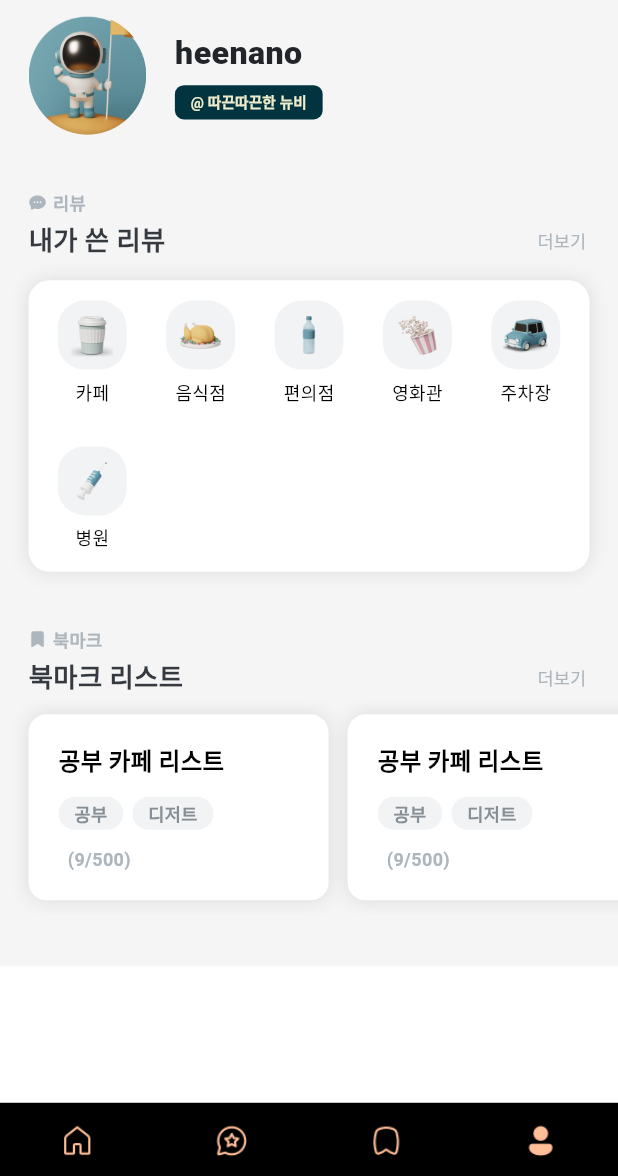
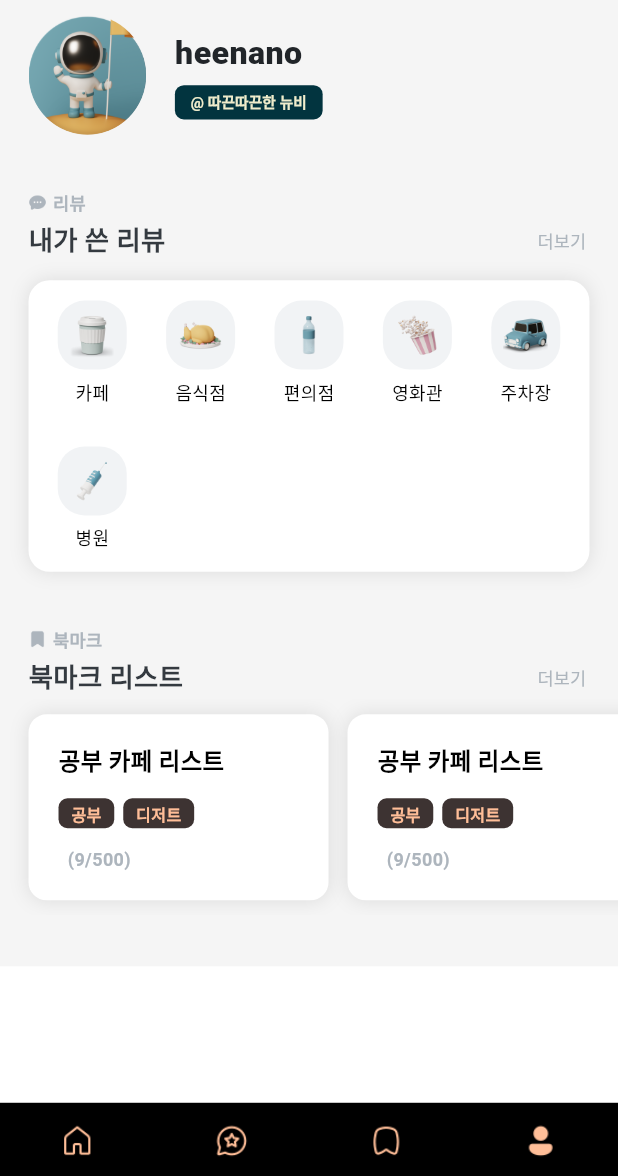
Before and after one commit to irismake/CoffeConti, a Flutter app: the screen it shows after launch, item 4 of the bottom bar chosen, on a phone screen of 412 x 824 dp, the part 60-1236 px from its top. Run offline on Flutter 3.47's test engine with Material 3 defaults, Android fonts, the phone set to English and light mode, and no system bars; our stand-ins replace dropdown_button2, flutter_screenutil, flutter_svg, geolocator, permission_handler; missing offline and left inert: flutter_naver_map; Roboto replaces fonts that are missing (Pretendard, PretendardRegular).

Commit message:
fix : Fix keyword UI/UX

```diff
--- a/lib/components/ui/keyword.dart
+++ b/lib/components/ui/keyword.dart
@@ -9,20 +9,20 @@ class Keyword extends StatelessWidget {
   Widget build(BuildContext context) {
     return Container(
       decoration: ShapeDecoration(
-        color: Color(0xFFF1F3F5),
+        color: Color(0xFF3D3332),
         shape: RoundedRectangleBorder(
-          borderRadius: BorderRadius.circular(100),
+          borderRadius: BorderRadius.circular(6.0),
         ),
       ),
       child: Padding(
-        padding: EdgeInsets.symmetric(horizontal: 10.0.w, vertical: 2.0.h),
+        padding: EdgeInsets.symmetric(horizontal: 8.0.w, vertical: 2.0.h),
         child: Text(
           keywordName,
           style: TextStyle(
-            color: Color(0xFF868E96),
-            fontSize: 12.0.sp,
+            color: Theme.of(context).primaryColor,
+            fontSize: 11.0.sp,
             fontFamily: 'Pretendard',
-            fontWeight: FontWeight.w700,
+            fontWeight: FontWeight.w600,
             height: 1.5,
           ),
         ),
```
